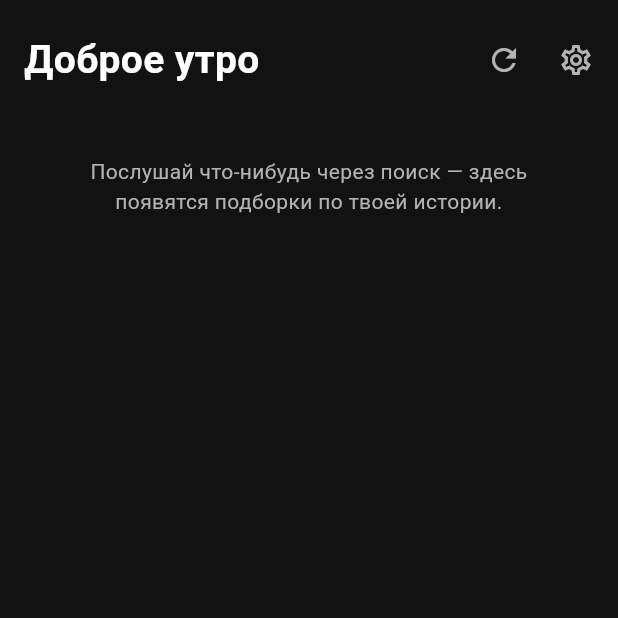
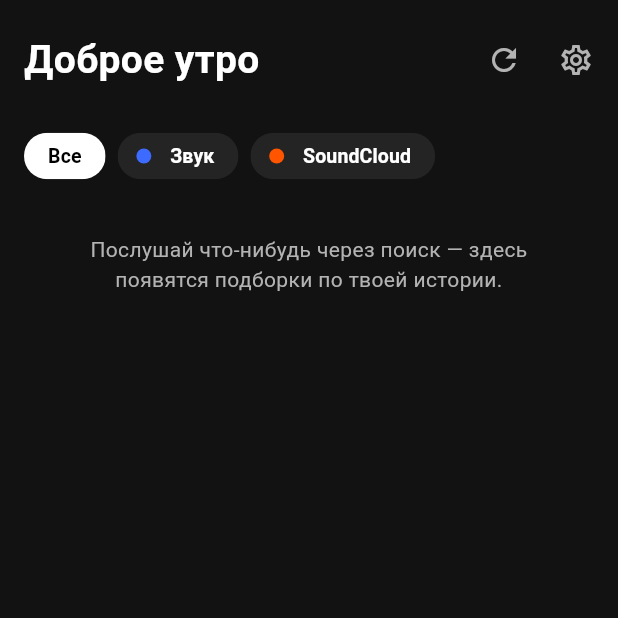
Before and after one commit to neco-ars/Player-non-prottect-, a Flutter app: the HomePage screen opened directly, on a phone screen of 412 x 824 dp, the top half of it. Run offline on Flutter 3.47's test engine with Material 3 defaults, Android fonts, the phone set to English and light mode, and no system bars; our stand-ins replace audio_service, file_picker, just_audio, shared_preferences, universal_platform, webview_flutter and 1 more; missing offline and left inert: audio_metadata_reader, just_audio_platform_interface, media_kit; accounts and stored records are empty; statements that could not run were skipped.

Commit message:
0.14.0: площадки отдельно в поиске и на главной
Ряд кнопок «Все · Яндекс · Звук · SoundCloud · YouTube · Audiomack ·
Мои файлы» (только подключённые): в поиске треков, альбомов и
исполнителей и в подборках главной можно оставить одну площадку.

```diff
--- a/lib/ui/home_page.dart
+++ b/lib/ui/home_page.dart
@@ -4,6 +4,7 @@ import '../services/app_services.dart';
 import '../services/library.dart';
 import '../services/recommendations.dart';
 import 'library_page.dart';
+import 'source_filter.dart';
 import 'settings_page.dart';
 import 'theme.dart';
 import 'track_menu.dart';
@@ -17,6 +18,8 @@ class HomePage extends StatefulWidget {
 }
 
 class _HomePageState extends State<HomePage> {
+  String? _source; // показывать подборки только одной площадки (null — все)
+
   late Future<List<RecSection>> _future = app.recs.forYou();
 
   Future<void> _refresh() async {
@@ -60,6 +63,12 @@ class _HomePageState extends State<HomePage> {
               ),
               SliverToBoxAdapter(child: _QuickGrid()),
               SliverToBoxAdapter(
+                child: Padding(
+                  padding: const EdgeInsets.only(top: 12),
+                  child: SourceFilterBar(value: _source, onChanged: (v) => setState(() => _source = v)),
+                ),
+              ),
+              SliverToBoxAdapter(
                 child: FutureBuilder<List<RecSection>>(
                   future: _future,
                   builder: (context, snap) {
@@ -80,7 +89,21 @@ class _HomePageState extends State<HomePage> {
                         ),
                       );
                     }
-                    return Column(children: [for (final s in sections) _Carousel(section: s)]);
+                    final shown = [for (final s in sections) _Carousel(section: s, source: _source)];
+                    final anyTracks = sections.any((s) =>
+                        s.tracks.any((t) => (_source == null || t.source == _source) && app.library.allowedInRecs(t)));
+                    if (!anyTracks) {
+                      return Padding(
+                        padding: const EdgeInsets.all(32),
+                        child: Text(
+                          'В подборках пока нет треков с площадки ${sourceNames[_source] ?? _source}. '
+                          'Послушай что-нибудь оттуда — подборки появятся.',
+                          textAlign: TextAlign.center,
+                          style: const TextStyle(color: AppColors.textDim),
+                        ),
+                      );
+                    }
+                    return Column(children: shown);
                   },
                 ),
               ),
@@ -165,12 +188,15 @@ class _QuickTile extends StatelessWidget {
 
 class _Carousel extends StatelessWidget {
   final RecSection section;
-  const _Carousel({required this.section});
+  final String? source;
+  const _Carousel({required this.section, this.source});
 
   @override
   Widget build(BuildContext context) {
     // «не нравится» пропадает сразу, не дожидаясь обновления главной
-    final tracks = section.tracks.where(app.library.allowedInRecs).toList();
+    final tracks = section.tracks
+        .where((t) => (source == null || t.source == source) && app.library.allowedInRecs(t))
+        .toList();
     if (tracks.isEmpty) return const SizedBox.shrink();
     final isRadio = section.title != 'Недавно слушал';
     return Column(crossAxisAlignment: CrossAxisAlignment.start, children: [
--- /dev/null
+++ b/lib/ui/source_filter.dart
@@ -0,0 +1,62 @@
+import 'package:flutter/material.dart';
+
+import '../models/track.dart';
+import '../services/app_services.dart';
+import 'theme.dart';
+import 'widgets.dart';
+
+/// Ряд кнопок «Все · Яндекс · Звук · SoundCloud · …» — показать только одну площадку.
+/// [value] == null — все площадки. Показываются только подключённые площадки.
+class SourceFilterBar extends StatelessWidget {
+  final String? value;
+  final ValueChanged<String?> onChanged;
+
+  /// Какие площадки предлагать (по умолчанию — все подключённые).
+  final Iterable<String>? only;
+  const SourceFilterBar({super.key, required this.value, required this.onChanged, this.only});
+
+  @override
+  Widget build(BuildContext context) {
+    final ids = only?.toList() ?? [for (final s in app.search.sources) if (s.isConfigured) s.id];
+    if (ids.length < 2) return const SizedBox.shrink(); // выбирать не из чего
+    Widget chip(String? id, String label, Color? dot) {
+      final selected = value == id;
+      return Padding(
+        padding: const EdgeInsets.only(right: 8),
+        child: ChoiceChip(
+          avatar: dot == null ? null : CircleAvatar(radius: 5, backgroundColor: dot),
+          label: Text(label),
+          selected: selected,
+          showCheckmark: false,
+          onSelected: (_) => onChanged(id),
+          selectedColor: AppColors.text,
+          labelStyle: TextStyle(color: selected ? Colors.black : AppColors.text, fontWeight: FontWeight.w600, fontSize: 13),
+          backgroundColor: AppColors.card,
+          side: BorderSide.none,
+          shape: const StadiumBorder(),
+          visualDensity: VisualDensity.compact,
+        ),
+      );
+    }
+
+    return SizedBox(
+      height: 40,
+      child: ListView(
+        scrollDirection: Axis.horizontal,
+        padding: const EdgeInsets.symmetric(horizontal: 16),
+        children: [
+          chip(null, 'Все', null),
+          for (final id in ids) chip(id, sourceNames[id] ?? id, sourceColors[id]),
+        ],
+      ),
+    );
+  }
+}
+
+/// Оставить в группах версий только треки одной площадки (пустые группы убираются).
+List<TrackGroup> filterGroups(List<TrackGroup> groups, String? source) => source == null
+    ? groups
+    : [
+        for (final g in groups)
+          if (g.variants.any((v) => v.source == source)) TrackGroup(g.variants.where((v) => v.source == source).toList())
+      ];
--- a/lib/version.dart
+++ b/lib/version.dart
@@ -1,2 +1,2 @@
 /// Версия приложения. Меняй вместе с `version:` в pubspec.yaml.
-const appVersion = '0.13.0';
+const appVersion = '0.14.0';
--- a/pubspec.yaml
+++ b/pubspec.yaml
@@ -1,7 +1,7 @@
 name: music_player
 description: "Агрегатор музыки: поиск по Яндекс Музыке, SoundCloud и YouTube в одном плеере."
 publish_to: 'none'
-version: 0.13.0+15
+version: 0.14.0+16
 
 environment:
   sdk: ">=3.4.0 <4.0.0"
```
Also changed, not shown: lib/ui/search_page.dart (+23 -3 lines).
